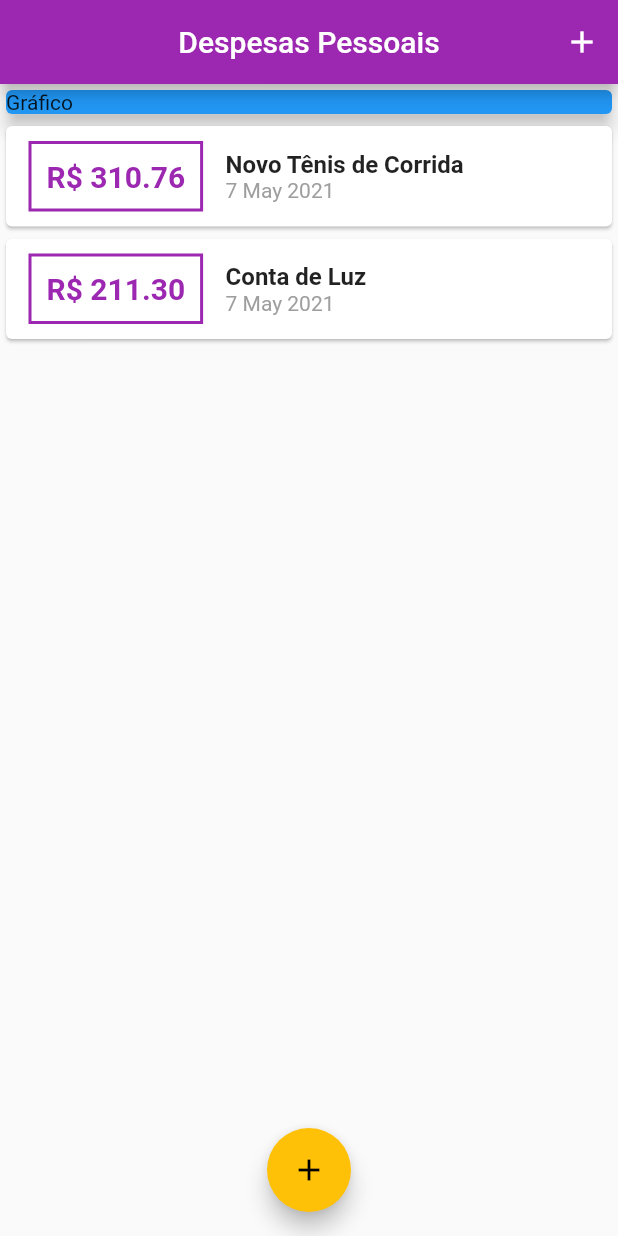
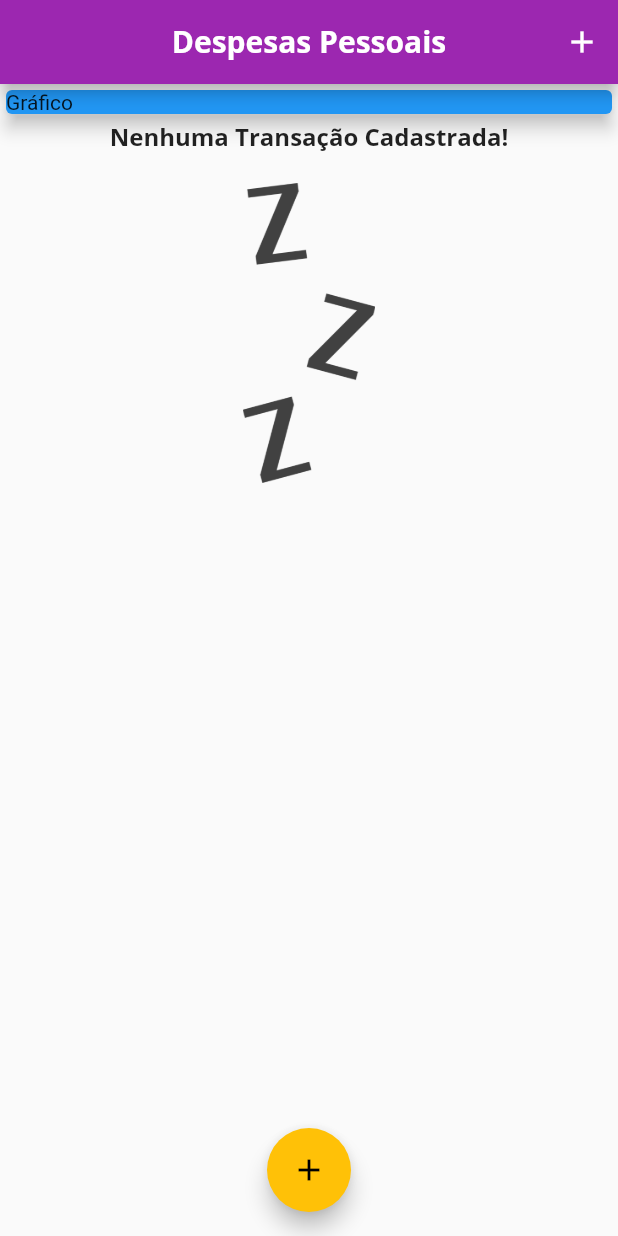
Before and after one commit to clebemachado/consumo-app, a Flutter app: the screen it shows after launch, on a phone screen of 412 x 824 dp. Run offline on Flutter 3.47's test engine with Material 2 defaults, Android fonts, the phone set to English and light mode, and no system bars.

```diff
--- a/lib/components/transaction_list.dart
+++ b/lib/components/transaction_list.dart
@@ -14,7 +14,26 @@ class TransactionList extends StatelessWidget {
   Widget build(BuildContext context) {
     return Container(
       height: 350,
-      child: ListView.builder(
+      child: transactions.isEmpty
+          ? Column(
+              children: [
+                Text(
+                  'Nenhuma Transação Cadastrada!',
+                  style: Theme.of(context).textTheme.headline6,
+                ),
+                SizedBox(
+                  height: 20,
+                ),
+                Container(
+                  height: 200,
+                  child: Image.asset(
+                    'assets/images/waiting.png',
+                    fit: BoxFit.cover,
+                  ),
+                ),
+              ],
+            )
+          : ListView.builder(
               itemCount: transactions.length,
               itemBuilder: (ctx, index) {
                 final tr = transactions[index];
@@ -45,12 +64,12 @@ class TransactionList extends StatelessWidget {
                       Column(
                         crossAxisAlignment: CrossAxisAlignment.start,
                         children: [
-                    Text(
-                      tr.title,
-                      style: TextStyle(
-                        fontWeight: FontWeight.bold,
-                        fontSize: 16,
-                      ),
+                          Text(tr.title,
+                              style: Theme.of(context).textTheme.headline6
+                              // style: TextStyle(
+                              //   fontWeight: FontWeight.bold,
+                              //   fontSize: 16,
+                              // ),
                               ),
                           Text(
                             DateFormat('d MMM y').format(tr.date),
--- a/lib/main.dart
+++ b/lib/main.dart
@@ -14,6 +14,23 @@ class ExpensesApp extends StatelessWidget {
       theme: ThemeData(
         primarySwatch: Colors.purple,
         accentColor: Colors.amber,
+        fontFamily: 'Quicksand',
+        textTheme: ThemeData.light().textTheme.copyWith(
+              headline6: TextStyle(
+                fontFamily: 'OpenSans',
+                fontSize: 16,
+                fontWeight: FontWeight.bold,
+              ),
+            ),
+        appBarTheme: AppBarTheme(
+          textTheme: ThemeData.light().textTheme.copyWith(
+                headline6: TextStyle(
+                  fontFamily: 'OpenSans',
+                  fontSize: 20,
+                  fontWeight: FontWeight.bold,
+                ),
+              ),
+        ),
       ),
       debugShowCheckedModeBanner: false,
       home: MyHomePage(),
@@ -27,19 +44,19 @@ class MyHomePage extends StatefulWidget {
 }
 
 class _MyHomePageState extends State<MyHomePage> {
-  final _transactions = [
-    Transactions(
-      id: 't1',
-      title: 'Novo Tênis de Corrida',
-      value: 310.76,
-      date: DateTime.now(),
-    ),
-    Transactions(
-      id: 't2',
-      title: 'Conta de Luz',
-      value: 211.30,
-      date: DateTime.now(),
-    ),
+  final List<Transactions> _transactions = [
+    // Transactions(
+    //   id: 't1',
+    //   title: 'Novo Tênis de Corrida',
+    //   value: 310.76,
+    //   date: DateTime.now(),
+    // ),
+    // Transactions(
+    //   id: 't2',
+    //   title: 'Conta de Luz',
+    //   value: 211.30,
+    //   date: DateTime.now(),
+    // ),
   ];
 
   _addTransaction(String title, double value) {
@@ -71,7 +88,9 @@ class _MyHomePageState extends State<MyHomePage> {
   Widget build(BuildContext context) {
     return Scaffold(
       appBar: AppBar(
-        title: Text('Despesas Pessoais'),
+        title: Text(
+          'Despesas Pessoais',
+        ),
         centerTitle: true,
         actions: [
           IconButton(
```
Also changed, not shown: pubspec.yaml (+14 -14 lines), assets/images/waiting.png (added). Lines whose indentation alone changed are shown as unchanged.
